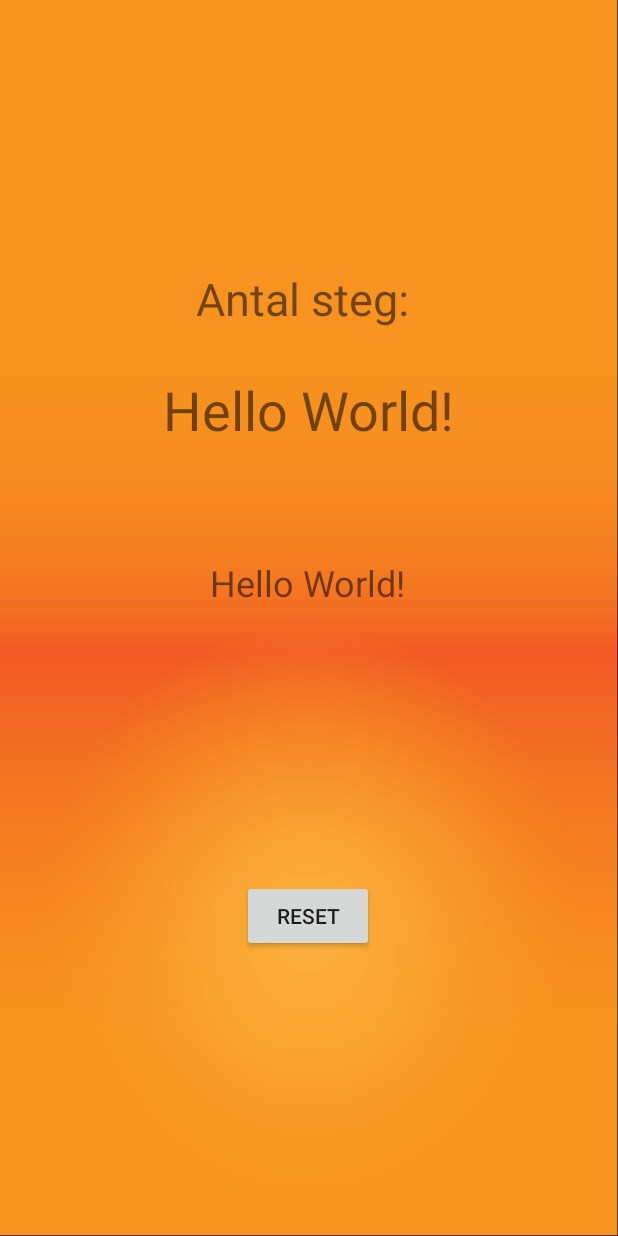
After one commit to axeldomell/DogSimulator, an Android app: the StepCounter screen opened directly, with no data from a screen before it, on a phone screen of 412 x 824 dp. The commit adds this screen. Run offline under Robolectric (Android 15) with nearby library versions, the phone set to English and light mode, and no system bars.

Commit message:
Lagt till en klass för att räkna antalet steg

```diff
--- a/app/build.gradle
+++ b/app/build.gradle
@@ -31,5 +31,5 @@ dependencies {
     testImplementation 'junit:junit:4.12'
     androidTestImplementation 'androidx.test.ext:junit:1.1.1'
     androidTestImplementation 'androidx.test.espresso:espresso-core:3.2.0'
-  implementation 'com.google.android.material:material:1.0.0'
+    implementation 'com.google.android.material:material:1.0.0'
 }
--- a/app/src/main/java/com/example/dogsimulator/MainActivity.java
+++ b/app/src/main/java/com/example/dogsimulator/MainActivity.java
@@ -5,6 +5,7 @@ import androidx.core.app.ActivityCompat;
 
 import android.Manifest;
 import android.content.Context;
+import android.content.Intent;
 import android.hardware.Sensor;
 import android.hardware.SensorEvent;
 import android.hardware.SensorEventListener;
@@ -50,7 +51,10 @@ public class MainActivity extends AppCompatActivity implements SensorEventListen
         startListen();
       }
     });
-
+  }
+  public void step(View view) {
+    Intent intent = new Intent(this, StepCounter.class);
+    startActivity(intent);
   }
   public void play(int sound) {
     if (player == null) {
--- /dev/null
+++ b/app/src/main/java/com/example/dogsimulator/StepCounter.java
@@ -0,0 +1,88 @@
+package com.example.dogsimulator;
+
+import androidx.appcompat.app.AppCompatActivity;
+
+import android.content.SharedPreferences;
+import android.hardware.Sensor;
+import android.hardware.SensorEvent;
+import android.hardware.SensorEventListener;
+import android.hardware.SensorManager;
+import android.os.Bundle;
+import android.view.View;
+import android.widget.TextView;
+
+public class StepCounter extends AppCompatActivity {
+    private TextView textView;
+    private TextView textView3;
+    private double MagnitudePrevious = 0;
+    private Integer stepCount = 0;
+    private Double distance = 0.0;
+
+    @Override
+    protected void onCreate(Bundle savedInstanceState) {
+        super.onCreate(savedInstanceState);
+        setContentView(R.layout.activity_step_counter);
+
+        textView = findViewById(R.id.textView);
+        textView3 = findViewById(R.id.textView3);
+        SensorManager sensorManager = (SensorManager) getSystemService(SENSOR_SERVICE);
+        Sensor sensor = sensorManager.getDefaultSensor(Sensor.TYPE_ACCELEROMETER);
+
+        SensorEventListener stepDetector = new SensorEventListener() {
+            @Override
+            public void onSensorChanged(SensorEvent sensorEvent) {
+                if(sensorEvent != null) {
+                    float x_acceleration = sensorEvent.values[0];
+                    float y_acceleration = sensorEvent.values[1];
+                    float z_acceleration = sensorEvent.values[2];
+
+                    double Magnitude = Math.sqrt(x_acceleration*x_acceleration + y_acceleration*y_acceleration + z_acceleration*z_acceleration);
+                    double MagnitudeDelta = Magnitude - MagnitudePrevious;
+                    MagnitudePrevious = Magnitude;
+
+                    if(MagnitudeDelta > 6) {
+                        stepCount++;
+                    }
+                    distance = (double) ((stepCount * 78) / 100);
+
+                    textView.setText(stepCount.toString());
+                    textView3.setText(distance.toString() + " " + "meter");
+                }
+            }
+
+            @Override
+            public void onAccuracyChanged(Sensor sensor, int accuracy) {
+            }
+        };
+
+        sensorManager.registerListener(stepDetector, sensor, SensorManager.SENSOR_DELAY_NORMAL);
+    }
+    protected void onPause() {
+        super.onPause();
+
+        SharedPreferences sharedPreferences = getPreferences(MODE_PRIVATE);
+        SharedPreferences.Editor editor = sharedPreferences.edit();
+        editor.clear();
+        editor.putInt("stepCount", stepCount);
+        editor.apply();
+    }
+    protected void onStop() {
+        super.onStop();
+
+        SharedPreferences sharedPreferences = getPreferences(MODE_PRIVATE);
+        SharedPreferences.Editor editor = sharedPreferences.edit();
+        editor.clear();
+        editor.putInt("stepCount", stepCount);
+        editor.apply();
+    }
+    protected void onResume() {
+        super.onResume();
+
+        SharedPreferences sharedPreferences = getPreferences(MODE_PRIVATE);
+        stepCount = sharedPreferences.getInt("stepCount", 0);
+    }
+    public void reset(View view) {
+        stepCount = 0;
+        distance = 0.0;
+    }
+}
--- /dev/null
+++ b/app/src/main/res/layout/activity_step_counter.xml
@@ -0,0 +1,66 @@
+<?xml version="1.0" encoding="utf-8"?>
+<androidx.constraintlayout.widget.ConstraintLayout xmlns:android="http://schemas.android.com/apk/res/android"
+    xmlns:app="http://schemas.android.com/apk/res-auto"
+    xmlns:tools="http://schemas.android.com/tools"
+    android:layout_width="match_parent"
+    android:layout_height="match_parent"
+    tools:context=".StepCounter">
+
+    <Button
+        android:id="@+id/button2"
+        android:layout_width="wrap_content"
+        android:layout_height="wrap_content"
+        android:onClick="reset"
+        android:text="Reset"
+        app:layout_constraintBottom_toBottomOf="parent"
+        app:layout_constraintEnd_toEndOf="parent"
+        app:layout_constraintHorizontal_bias="0.498"
+        app:layout_constraintStart_toStartOf="parent"
+        app:layout_constraintTop_toBottomOf="@+id/textView"
+        app:layout_constraintVertical_bias="0.604" />
+
+    <TextView
+        android:id="@+id/textView3"
+        android:layout_width="wrap_content"
+        android:layout_height="wrap_content"
+        android:text="Hello World!"
+        android:textSize="24sp"
+        app:layout_constraintBottom_toBottomOf="parent"
+        app:layout_constraintEnd_toEndOf="parent"
+        app:layout_constraintHorizontal_bias="0.498"
+        app:layout_constraintLeft_toLeftOf="parent"
+        app:layout_constraintRight_toRightOf="parent"
+        app:layout_constraintStart_toStartOf="parent"
+        app:layout_constraintTop_toTopOf="parent"
+        app:layout_constraintVertical_bias="0.47" />
+
+    <TextView
+        android:id="@+id/textView2"
+        android:layout_width="wrap_content"
+        android:layout_height="wrap_content"
+        android:text="Antal steg: "
+        android:textSize="30sp"
+        app:layout_constraintBottom_toBottomOf="parent"
+        app:layout_constraintEnd_toEndOf="parent"
+        app:layout_constraintHorizontal_bias="0.498"
+        app:layout_constraintLeft_toLeftOf="parent"
+        app:layout_constraintRight_toRightOf="parent"
+        app:layout_constraintStart_toStartOf="parent"
+        app:layout_constraintTop_toTopOf="parent"
+        app:layout_constraintVertical_bias="0.228" />
+
+    <TextView
+        android:id="@+id/textView"
+        android:layout_width="wrap_content"
+        android:layout_height="wrap_content"
+        android:text="Hello World!"
+        android:textSize="36sp"
+        app:layout_constraintBottom_toBottomOf="parent"
+        app:layout_constraintEnd_toEndOf="parent"
+        app:layout_constraintLeft_toLeftOf="parent"
+        app:layout_constraintRight_toRightOf="parent"
+        app:layout_constraintStart_toStartOf="parent"
+        app:layout_constraintTop_toTopOf="parent"
+        app:layout_constraintVertical_bias="0.321" />
+
+</androidx.constraintlayout.widget.ConstraintLayout>
--- a/app/src/main/res/values/strings.xml
+++ b/app/src/main/res/values/strings.xml
@@ -1,3 +1,4 @@
 <resources>
-  <string name="app_name">DogSimulator</string>
+    <string name="app_name">DogSimulator</string>
+    <string name="steps">Steps</string>
 </resources>
--- a/build.gradle
+++ b/build.gradle
@@ -8,7 +8,7 @@ buildscript {
 
     }
     dependencies {
-        classpath 'com.android.tools.build:gradle:3.6.1'
+        classpath 'com.android.tools.build:gradle:3.6.3'
 
 
         // NOTE: Do not place your application dependencies here; they belong
```
Also changed, not shown: app/src/main/AndroidManifest.xml (+8 -6 lines), app/src/main/res/layout/activity_main.xml (+15 -1 lines).
